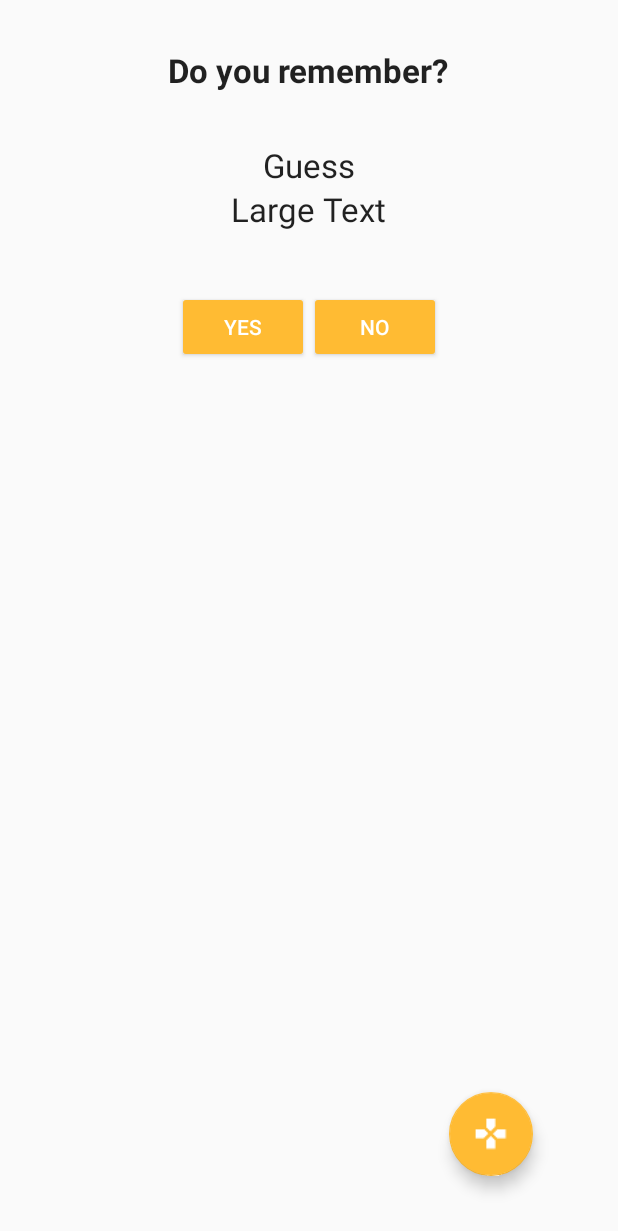
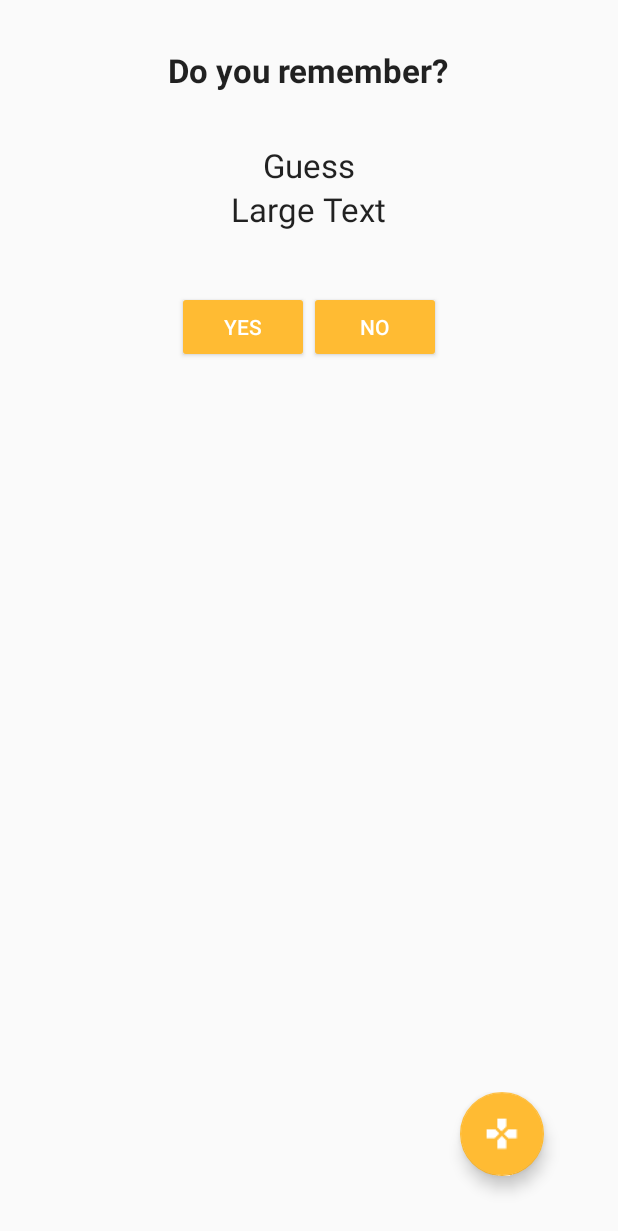
Before and after one commit to alainrk/memenguage, an Android app: the layout activity_guess.xml on its own in the app's theme, with its tools: preview values and no code run, on a phone screen of 412 x 824 dp. Shown: the top 1231 px of the screen. Run offline under Robolectric (Android 15) with nearby library versions, the phone set to English and light mode, and no system bars.

Commit message:
Refactor condition in version for emoticon. Fixed random word notification if don't play, but iif open guess activity.

```diff
--- a/app/src/main/java/alaindc/memenguage/View/PlayActivity.java
+++ b/app/src/main/java/alaindc/memenguage/View/PlayActivity.java
@@ -71,14 +71,13 @@ public class PlayActivity extends AppCompatActivity {
 
         String guess, transl, itaflag, engflag;
 
-        if(android.os.Build.VERSION.SDK_INT > Build.VERSION_CODES.JELLY_BEAN){
+        if(android.os.Build.VERSION.SDK_INT > Build.VERSION_CODES.JELLY_BEAN_MR1){
             itaflag = "\uDBB9\uDCE9 ";
             engflag = "\uDBB9\uDCEA ";
         } else {
             itaflag = "IT: ";
             engflag = "EN: ";
         }
-
 
         crs = dbmanager.getRandomWordNotUsed();
         crs.moveToFirst();
--- a/app/src/main/java/alaindc/memenguage/WordsAdapter.java
+++ b/app/src/main/java/alaindc/memenguage/WordsAdapter.java
@@ -60,7 +60,7 @@ public class WordsAdapter extends CursorAdapter implements Filterable {
         ita = crs.getString(crs.getColumnIndex(Constants.FIELD_ITA));
         eng = crs.getString(crs.getColumnIndex(Constants.FIELD_ENG));
 
-        if(android.os.Build.VERSION.SDK_INT > Build.VERSION_CODES.JELLY_BEAN){
+        if(android.os.Build.VERSION.SDK_INT > Build.VERSION_CODES.JELLY_BEAN_MR1){
             itastyle = new SpannableString("\uDBB9\uDCE9 "+ita);
             engstyle = new SpannableString("\uDBB9\uDCEA "+eng);
         } else {
--- a/app/src/main/res/layout/activity_guess.xml
+++ b/app/src/main/res/layout/activity_guess.xml
@@ -43,14 +43,14 @@
         android:layout_marginTop="40dp"
         android:layout_below="@+id/translateText"
         android:layout_alignParentLeft="true"
-        android:layout_alignParentStart="true">
+        android:layout_alignParentStart="true"
+        android:id="@+id/tableRow2">
 
         <Button style="@style/Widget.AppCompat.Button.Colored"
             android:id="@+id/yesbutton"
             android:text="Yes"
             android:layout_width="wrap_content"
-            android:layout_height="wrap_content"
- />
+            android:layout_height="wrap_content" />
 
         <Button
             style="@style/Widget.AppCompat.Button.Colored"
@@ -61,16 +61,26 @@
 
     </TableRow>
 
-    <android.support.design.widget.FloatingActionButton
-        android:id="@+id/fabplay"
-        android:tint="@android:color/white"
-        android:layout_width="wrap_content"
+    <TableRow
+        android:layout_width="match_parent"
         android:layout_height="wrap_content"
-        android:layout_gravity="bottom|end"
-        android:src="@drawable/ic_games"
-        android:layout_marginBottom="40dp"
+        android:gravity="center"
+        android:weightSum="10"
         android:layout_alignParentBottom="true"
-        android:layout_toRightOf="@+id/doyourememberLabel"
-        android:layout_toEndOf="@+id/doyourememberLabel" />
+        android:layout_toRightOf="@+id/translateText"
+        android:layout_toEndOf="@+id/translateText">
+
+        <android.support.design.widget.FloatingActionButton
+            android:id="@+id/fabplay"
+            android:tint="@android:color/white"
+            android:layout_width="wrap_content"
+            android:layout_height="wrap_content"
+            android:layout_gravity="bottom|end"
+            android:src="@drawable/ic_games"
+            android:layout_marginBottom="40dp" />
+
+    </TableRow>
+
+
 
 </RelativeLayout>
```
Also changed, not shown: app/src/main/java/alaindc/memenguage/View/GuessActivity.java (+20 -12 lines).
